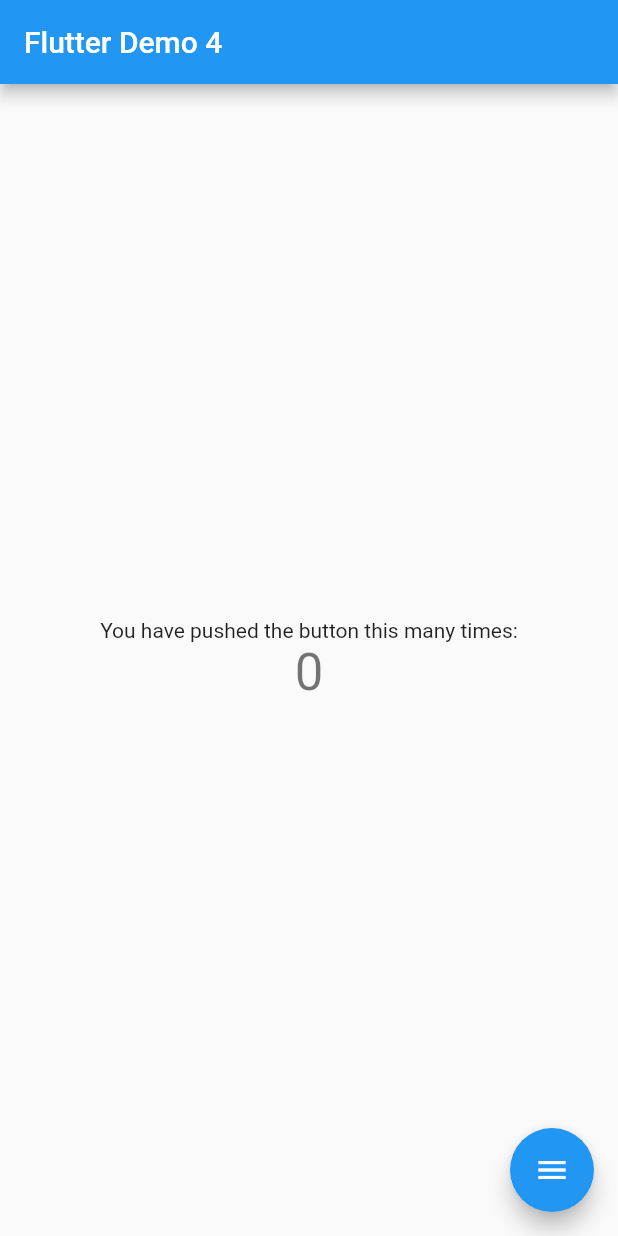
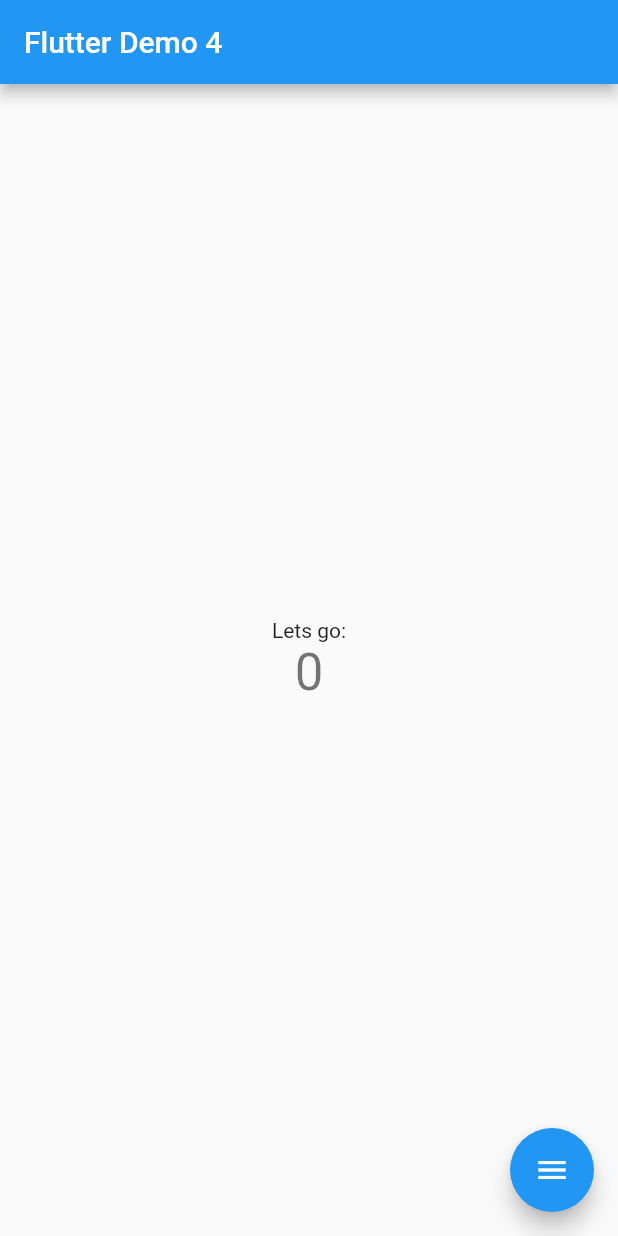
Before and after one commit to DanilGorbunov/festivalApp, a Flutter app: the screen it shows after launch, on a phone screen of 412 x 824 dp. Run offline on Flutter 3.47's test engine with Material 2 defaults, Android fonts, the phone set to English and light mode, and no system bars.

Commit message:
add lets go

```diff
--- a/lib/main.dart
+++ b/lib/main.dart
@@ -96,7 +96,7 @@
           mainAxisAlignment: MainAxisAlignment.center,
           children: <Widget>[
             const Text(
-              'You have pushed the button this many times:',
+              'Lets go:',
             ),
             Text(
               '$_counter',
```
